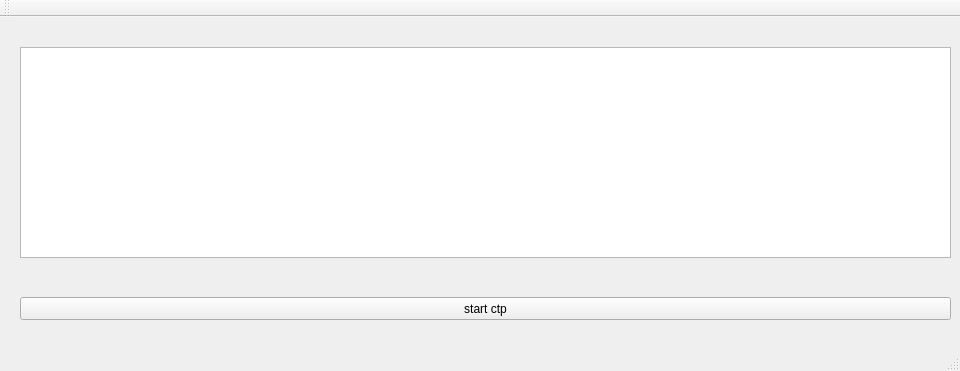
Before: the Qt Designer form mainwindow.ui in wdy0401/only_qt_ctp, drawn with Qt 5.
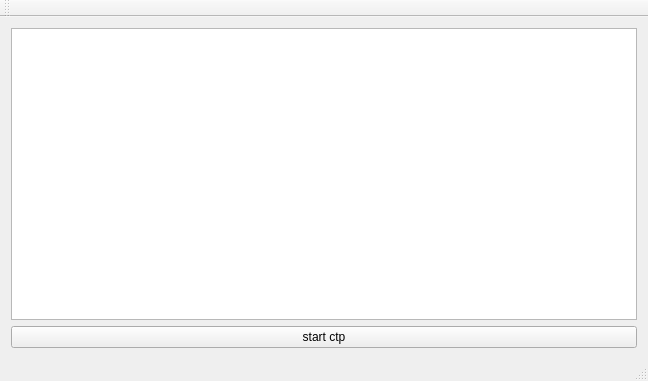
After: the same form once the commit is applied.

Commit message: interface with layout

```diff
--- a/mainwindow.ui
+++ b/mainwindow.ui
@@ -6,37 +6,30 @@
    <rect>
     <x>0</x>
     <y>0</y>
-    <width>960</width>
-    <height>371</height>
+    <width>648</width>
+    <height>381</height>
    </rect>
   </property>
   <property name="windowTitle">
    <string>CTP_QUOTE_DISPLAY</string>
   </property>
   <widget class="QWidget" name="centralWidget">
-   <widget class="QTextBrowser" name="textBrowser">
-    <property name="geometry">
-     <rect>
-      <x>20</x>
-      <y>30</y>
-      <width>931</width>
-      <height>211</height>
-     </rect>
-    </property>
-   </widget>
+   <layout class="QVBoxLayout" name="verticalLayout">
+    <item>
+     <layout class="QVBoxLayout" name="verticalLayout_2">
+      <item>
+       <widget class="QTextBrowser" name="textBrowser"/>
+      </item>
+      <item>
    <widget class="QPushButton" name="pushButton">
-    <property name="geometry">
-     <rect>
-      <x>20</x>
-      <y>280</y>
-      <width>931</width>
-      <height>23</height>
-     </rect>
-    </property>
     <property name="text">
      <string>start ctp</string>
     </property>
    </widget>
+      </item>
+     </layout>
+    </item>
+   </layout>
   </widget>
   <widget class="QMenuBar" name="menuBar">
    <property name="geometry">
```
Left out of the diff: 2 changed lines with no effect on the pictures. Lines whose indentation alone changed are shown as unchanged.
